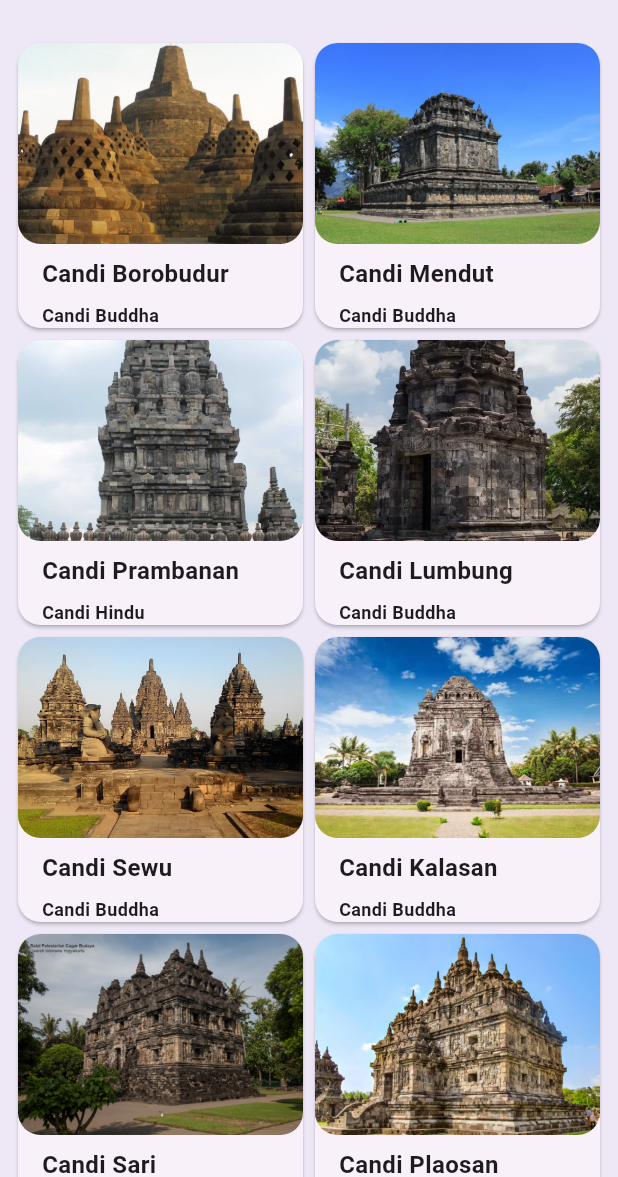
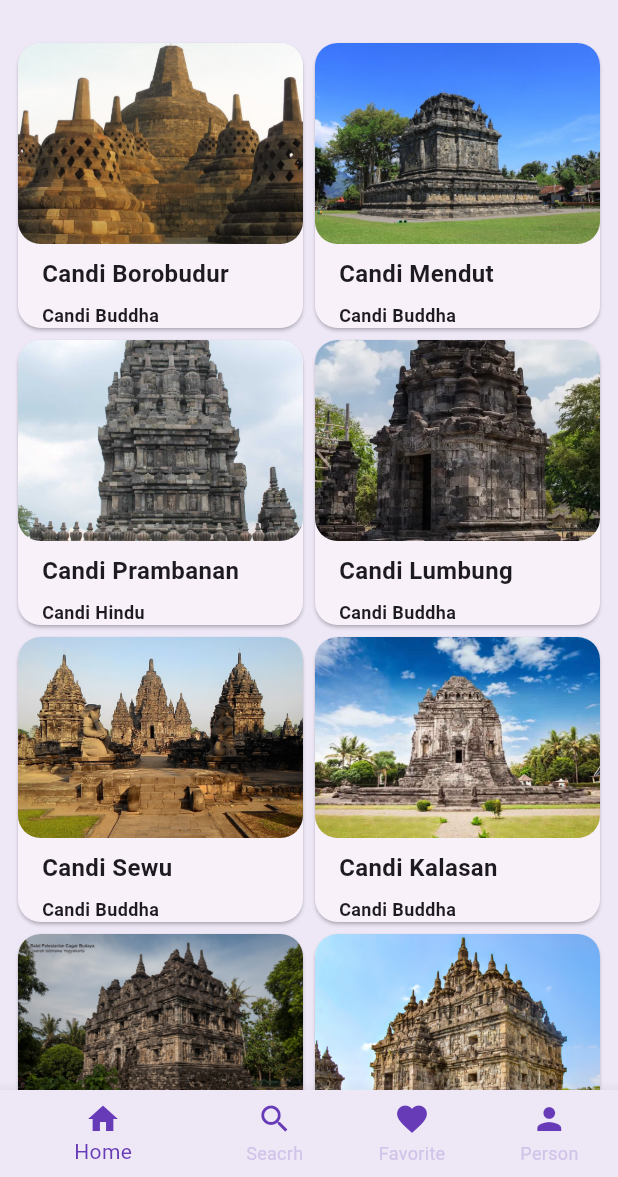
Before and after one commit to Mobile-Programming-MDP/materi-latihan-flutter-ReniAurelia-2226250028, a Flutter app: the screen it shows after launch, on a phone screen of 412 x 824 dp, the part 59-1236 px from its top. Run offline on Flutter 3.47's test engine with Material 2 defaults, Android fonts, the phone set to English and light mode, and no system bars.

Commit message:
Pertemuan 20

```diff
--- a/wisata_candi/lib/main.dart
+++ b/wisata_candi/lib/main.dart
@@ -1,4 +1,5 @@
 import 'package:flutter/material.dart';
+import 'package:wisata_candi/screens/favorite_screen.dart';
 import 'package:wisata_candi/screens/home_screen.dart';
 // import 'package:wisata_candi/data/candi_data.dart';
 // import 'package:wisata_candi/screens/detail_screen.dart';
@@ -27,16 +28,90 @@ class MyApp extends StatelessWidget {
           ),
         ),
         colorScheme:
-        ColorScheme.fromSeed(seedColor: Colors.deepPurple).copyWith(
+            ColorScheme.fromSeed(seedColor: Colors.deepPurple).copyWith(
           primary: Colors.deepPurple,
           surface: Colors.deepPurple[50],
         ),
         useMaterial3: true,
       ),
-      home: const HomeScreen(),
+      //home: HomeScreen(),
       //home: const SearchScreen(),
       //home: SignInScreen(),
       //home: DetailScreen(candi: candiList[0]),
+      home: MainScreen(),
     );
   }
 }
+
+class MainScreen extends StatefulWidget {
+  const MainScreen({super.key});
+
+  @override
+  State<MainScreen> createState() => _MainScreenState();
+}
+
+class _MainScreenState extends State<MainScreen> {
+  //TOD: 1 Deklarasikan variabel
+  int _currentIndex = 0;
+  final List<Widget> _children = [
+    HomeScreen(),
+    SearchScreen(),
+    FavoriteScreen(),
+    ProfileScreen(),
+  ];
+  @override
+  Widget build(BuildContext context) {
+    return Scaffold(
+      //TODO: 2 Buat properti body berupa widget yang ditampilkan
+      body: _children[_currentIndex],
+      //TODO: 3 Buat properti bottonNavigationBar dengan nilai Theme
+      bottomNavigationBar: Theme(
+        //TODO: 4 Buat data dan child dari Theme
+        data: Theme.of(context).copyWith(
+          canvasColor: Colors.deepPurple[50],
+        ),
+        child: BottomNavigationBar(
+          currentIndex: _currentIndex,
+          onTap: (index) {
+            setState(() {
+              _currentIndex = index;
+            });
+          },
+          items: const [
+            BottomNavigationBarItem(
+              icon: Icon(
+                Icons.home,
+                color: Colors.deepPurple,
+              ),
+              label: 'Home',
+            ),
+            BottomNavigationBarItem(
+              icon: Icon(
+                Icons.search,
+                color: Colors.deepPurple,
+              ),
+              label: 'Seacrh',
+            ),
+            BottomNavigationBarItem(
+              icon: Icon(
+                Icons.favorite,
+                color: Colors.deepPurple,
+              ),
+              label: 'Favorite',
+            ),
+             BottomNavigationBarItem(
+              icon: Icon(
+                Icons.person,
+                color: Colors.deepPurple,
+              ),
+              label: 'Person',
+            ),
+          ],
+          selectedItemColor: Colors.deepPurple,
+          unselectedItemColor: Colors.deepPurple[100],
+          showUnselectedLabels: true,
+        ),
+      ),
+    );
+  }
+}
--- a/wisata_candi/lib/widget/item_card.dart
+++ b/wisata_candi/lib/widget/item_card.dart
@@ -1,5 +1,6 @@
 import 'package:flutter/material.dart';
 import 'package:wisata_candi/models/candi.dart';
+import 'package:wisata_candi/screens/detail_screen.dart';
 
 class ItemCard extends StatelessWidget {
   //TODO: 1 Deklarasikan variabel yang dibutuhkan dan pasang pada konstru8ktor
@@ -8,8 +9,17 @@ class ItemCard extends StatelessWidget {
 
   @override
   Widget build(BuildContext context) {
-//TODO: 6 Implementasi routing ke Detailo screen
-    return Card(
+    //TODO: 6 Implementasi routing ke Detail screen
+    return InkWell(
+      onTap: () {
+        Navigator.push(
+          context,
+          MaterialPageRoute(
+            builder: (context) => DetailScreen(candi: candi),
+          ),
+        );
+      },
+      child: Card(
         //TODO: 2 Tetapkan parameter shape, margin, dan elevation dari cari
         shape: RoundedRectangleBorder(
           borderRadius: BorderRadius.circular(15),
@@ -55,6 +65,7 @@ class ItemCard extends StatelessWidget {
             ),
           ],
         ),
+      ),
     );
   }
 }
```
Lines whose indentation alone changed are shown as unchanged.
